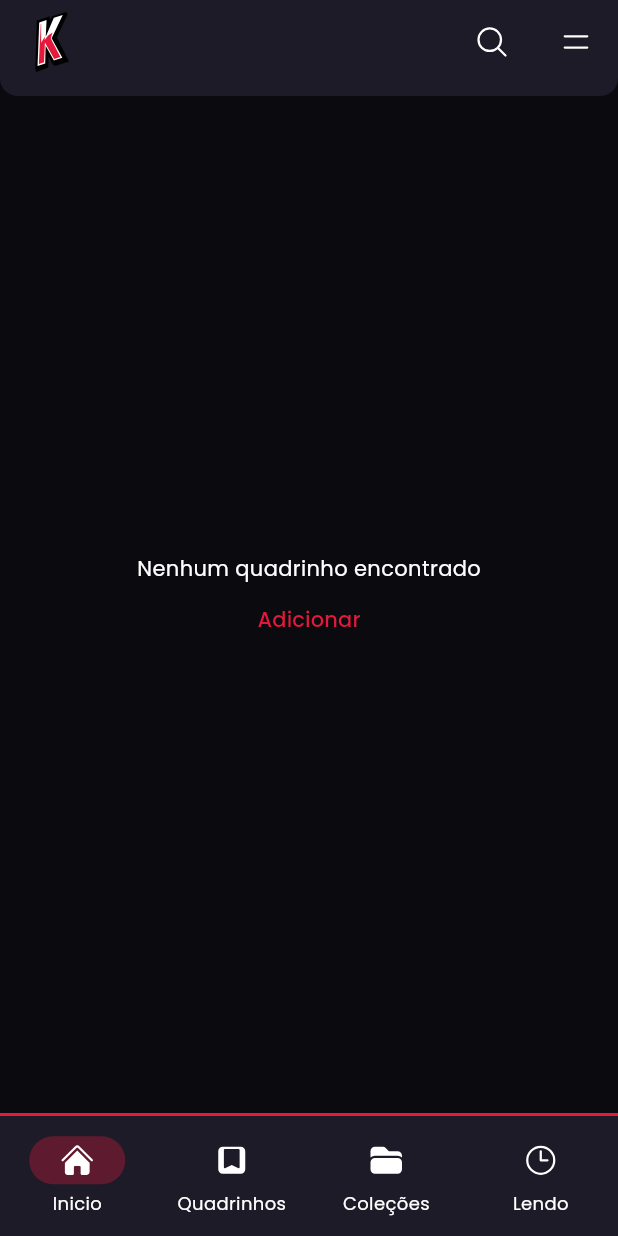
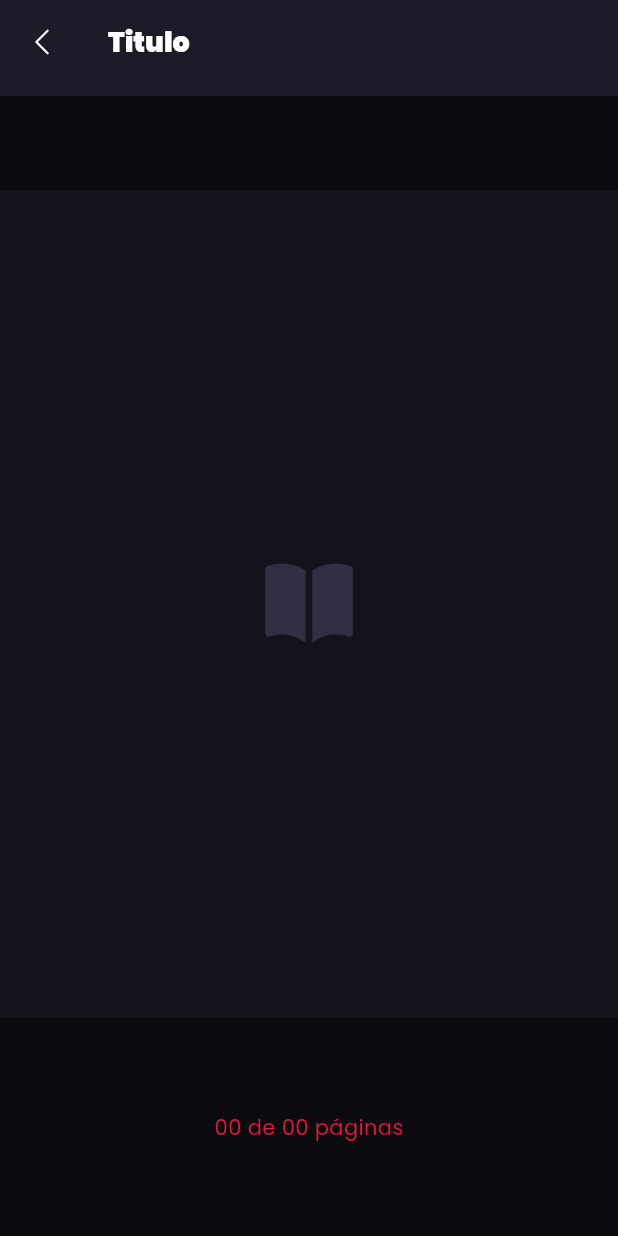
Before and after one commit to mikael-st/komik, a Flutter app: the screen it shows after launch, on a phone screen of 412 x 824 dp. Run offline on Flutter 3.47's test engine with Material 3 defaults, Android fonts, the phone set to English and light mode, and no system bars; our stand-ins replace flutter_svg, google_fonts, heroicons.

Commit message:
feat: created ReaderPage to show pages/images of comic

```diff
--- /dev/null
+++ b/lib/components/tool-bars/reader_tool_bar.dart
@@ -0,0 +1,22 @@
+import 'package:flutter/material.dart';
+import 'package:komik/assets/palette.dart';
+import 'package:komik/assets/typography.dart';
+import 'package:komik/components/buttons/go_back_btn.dart';
+class ReaderToolBar extends StatelessWidget implements PreferredSizeWidget {
+  const ReaderToolBar({
+    super.key,
+  });
+
+  @override
+  Widget build(BuildContext context) {
+    return AppBar(
+      backgroundColor: Palette.items,
+      leading: GoBackBtn(),
+      title: Text('Titulo', style: KomikTypography.title),
+    );
+  }
+
+  @override
+  // TODO: implement preferredSize
+  Size get preferredSize => Size.fromHeight(64);
+}
--- a/lib/main.dart
+++ b/lib/main.dart
@@ -8,6 +8,7 @@ import 'package:komik/pages/collection_info.dart';
 import 'package:komik/pages/collections_page.dart';
 import 'package:komik/pages/comics_page.dart';
 import 'package:komik/pages/library_page.dart';
+import 'package:komik/pages/reader_page.dart';
 import 'package:komik/pages/reading_page.dart';
 import 'package:komik/pages/search_page.dart';
 
@@ -44,11 +45,12 @@ class _KomikAppState extends State<KomikApp> {
         fontFamily: 'Poppins',
         useMaterial3: true,
       ),
-      initialRoute: '/',
+      initialRoute: '/reader',
       routes: {
         '/': (context) => _app(),
         '/search': (context) => SearchPage(),
         '/collection': (context) => CollectionInfoPage(),
+        '/reader': (context) => ReaderPage()
       },
     );
   }
--- /dev/null
+++ b/lib/pages/reader_page.dart
@@ -0,0 +1,49 @@
+import 'package:flutter/material.dart';
+import 'package:heroicons/heroicons.dart';
+import 'package:komik/assets/palette.dart';
+import 'package:komik/assets/typography.dart';
+import 'package:komik/components/tool-bars/reader_tool_bar.dart';
+
+class ReaderPage extends StatelessWidget {
+  const ReaderPage({super.key});
+
+  @override
+  Widget build(BuildContext context) {
+    return Scaffold(
+      appBar: ReaderToolBar(),
+      body: _content(),
+    );
+  }
+
+  Widget _content() {
+    return Container(
+      width: double.infinity,
+      alignment: Alignment.center,
+      child: Column(
+        mainAxisAlignment: MainAxisAlignment.spaceEvenly,
+        children: [
+          _reader(),
+          _pages()
+        ],
+      ),
+    );
+  }
+
+  Widget _reader() {
+    return Container(
+      height: 552,
+      width: double.infinity,
+      color: Palette.card,
+      child: HeroIcon(
+        HeroIcons.bookOpen,
+        style: HeroIconStyle.solid,
+        color: Palette.comic_icon,
+        size: 72,
+      ),
+    );
+  }
+
+  Widget _pages() {
+    return Text('00 de 00 páginas', style: KomikTypography.action_button);
+  }
+}
```
